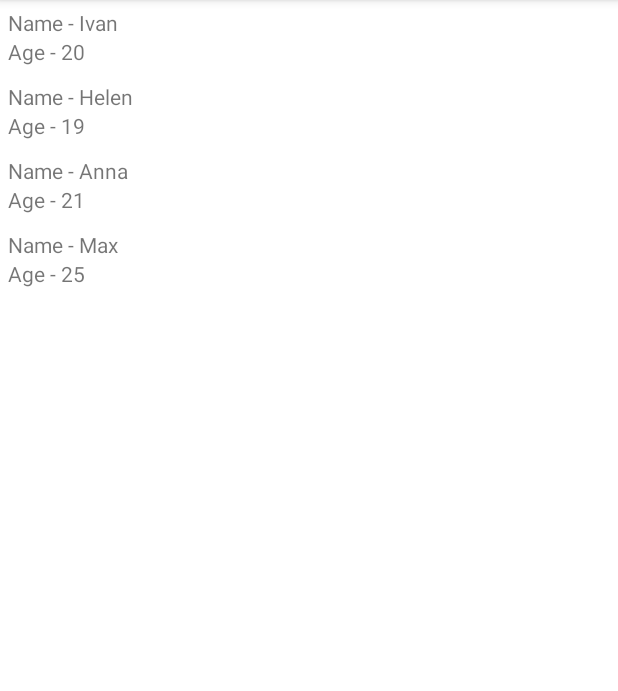
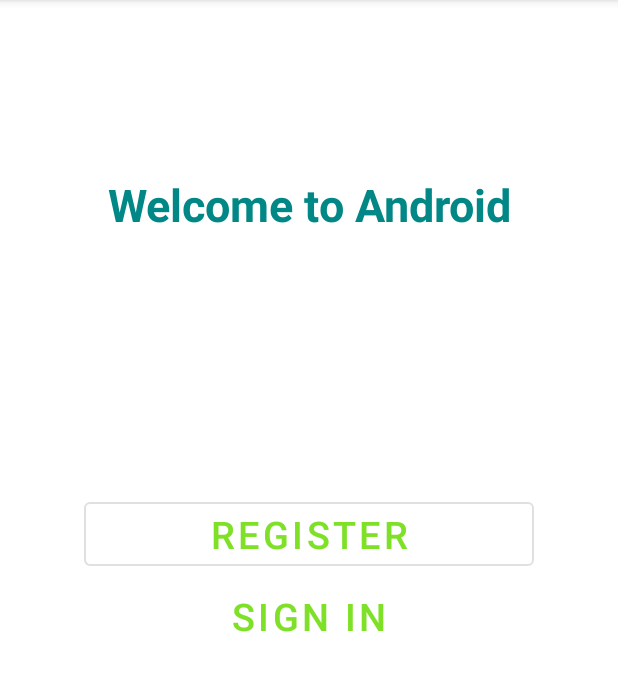
Before and after one commit to hunter201/android, an Android app: the screen it shows after launch (MainActivity), on a phone screen of 412 x 824 dp, the part 84-775 px from its top. Run offline under Robolectric (Android 15) with nearby library versions, the light colour scheme and no system bars.

Commit message:
Homework #3

```diff
--- a/app/src/main/java/com/example/myapplication/MainActivity.kt
+++ b/app/src/main/java/com/example/myapplication/MainActivity.kt
@@ -15,20 +15,20 @@
         setContentView(R.layout.activity_main)
 
 
-        val userList: List<User> = listOf(
-            User("Ivan", 20),
-            User("Helen", 19),
-            User("Anna", 21),
-            User("Max", 25)
-        )
-
-        userRecyclerView = findViewById(R.id.user_recycle_view)
-        userRecyclerView.layoutManager = LinearLayoutManager(
-            this,
-            LinearLayoutManager.VERTICAL,
-            false
-        )
-        userRecyclerView.adapter = UserAdapter(userList)
+//        val userList: List<User> = listOf(
+//            User("Ivan", 20),
+//            User("Helen", 19),
+//            User("Anna", 21),
+//            User("Max", 25)
+//        )
+//
+//        userRecyclerView = findViewById(R.id.user_recycle_view)
+//        userRecyclerView.layoutManager = LinearLayoutManager(
+//            this,
+//            LinearLayoutManager.VERTICAL,
+//            false
+//        )
+//        userRecyclerView.adapter = UserAdapter(userList)
     }
 
 
--- a/app/src/main/res/layout/activity_main.xml
+++ b/app/src/main/res/layout/activity_main.xml
@@ -7,11 +7,43 @@
     android:orientation="horizontal"
     tools:context=".MainActivity">
 
-    <androidx.recyclerview.widget.RecyclerView
-        android:layout_width="match_parent"
-        android:layout_height="match_parent"
-        android:id="@+id/user_recycle_view"
-        />
+    <!--    <androidx.recyclerview.widget.RecyclerView-->
+    <!--        android:layout_width="match_parent"-->
+    <!--        android:layout_height="match_parent"-->
+    <!--        android:id="@+id/user_recycle_view"-->
+    <!--        />-->
+
+
+    <TextView
+        style="@style/Theme.MyApplication.TextView"
+        android:layout_width="wrap_content"
+        android:layout_height="wrap_content"
+        android:text="@string/welcome_to_android"
+        app:layout_constraintBottom_toTopOf="@id/register_button"
+        app:layout_constraintEnd_toEndOf="parent"
+        app:layout_constraintStart_toStartOf="parent"
+        app:layout_constraintTop_toTopOf="parent" />
+
+    <Button
+        android:id="@+id/register_button"
+        style="?attr/materialButtonOutlinedStyle"
+        android:layout_width="300dp"
+        android:layout_height="wrap_content"
+        android:text="@string/register"
+        app:layout_constraintBottom_toBottomOf="parent"
+        app:layout_constraintEnd_toEndOf="parent"
+        app:layout_constraintStart_toStartOf="parent"
+        app:layout_constraintTop_toTopOf="parent" />
+
+    <Button
+        android:id="@+id/textButton"
+        style="@style/Widget.MaterialComponents.Button.TextButton"
+        android:layout_width="300dp"
+        android:layout_height="wrap_content"
+        android:text="@string/sign_in"
+        app:layout_constraintEnd_toEndOf="parent"
+        app:layout_constraintStart_toStartOf="parent"
+        app:layout_constraintTop_toBottomOf="@id/register_button" />
 
 
 </androidx.constraintlayout.widget.ConstraintLayout>
--- a/app/src/main/res/values/strings.xml
+++ b/app/src/main/res/values/strings.xml
@@ -5,4 +5,7 @@
     <string name="ok">OK</string>
     <string name="back">Back</string>
     <string name="Forward">Вперед</string>
+    <string name="register">REGISTER</string>
+    <string name="sign_in">Sign in</string>
+    <string name="welcome_to_android">Welcome to Android</string>
 </resources>
--- a/app/src/main/res/values/themes.xml
+++ b/app/src/main/res/values/themes.xml
@@ -12,11 +12,21 @@
         <!-- Status bar color. -->
         <item name="android:statusBarColor" tools:targetApi="l">?attr/colorPrimaryVariant</item>
         <!-- Customize your theme here. -->
+        <item name="android:windowTranslucentNavigation">true</item>
+        <item name="materialButtonStyle">@style/Theme.MyApplication.Button</item>
     </style>
 
     <style name="Theme.MyApplication.TextView" parent="Widget.MaterialComponents.TextView">
+        <item name="android:textColor">@color/teal_700</item>
+        <item name="android:textStyle">bold</item>>
+        <item name="android:textSize">30sp</item>
+    </style>
 
-        <item name="android:textSize">30sp </item>
+    <style name="Theme.MyApplication.Button" parent="Widget.MaterialComponents.Button">
+        <item name="android:textSize">25sp</item>
+        <item name="cornerRadius">15dp</item>
+        <item name="strokeColor">@color/black</item>
+        <item name="android:textColor">@color/black</item>
     </style>
 
 
```
